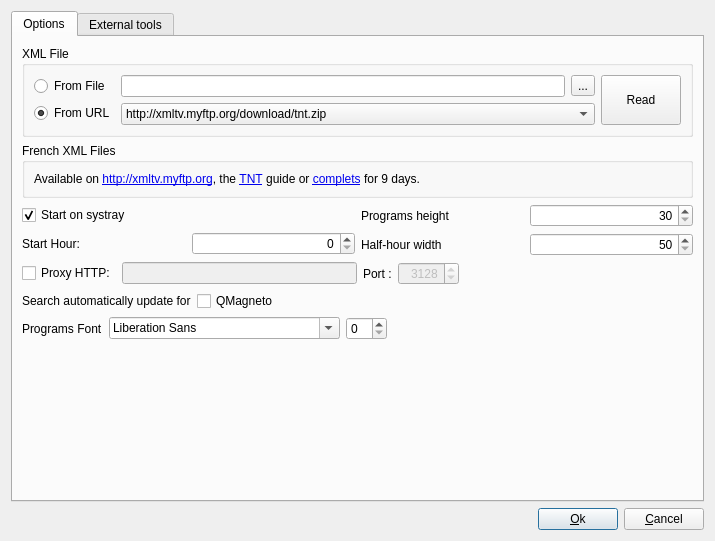
This is ui/config.ui in jlbrd/qmagneto as Qt 5 draws it before an edit. The edited form follows.
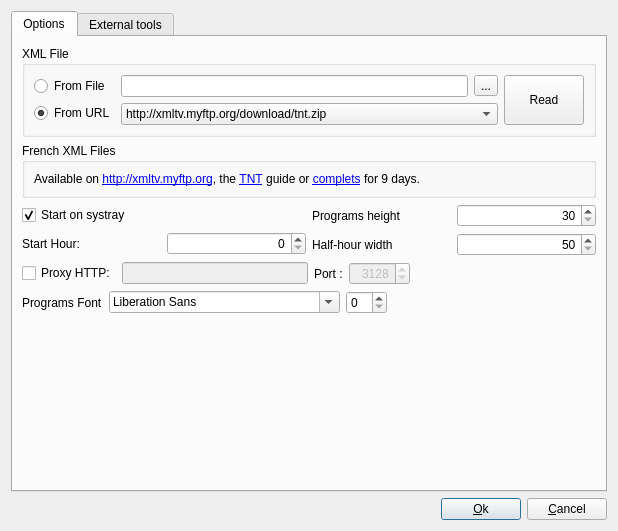
This is the edited form.

Diff of the .ui file:
```diff
--- a/ui/config.ui
+++ b/ui/config.ui
@@ -5,8 +5,8 @@
    <rect>
     <x>0</x>
     <y>0</y>
-    <width>715</width>
-    <height>541</height>
+    <width>618</width>
+    <height>531</height>
    </rect>
   </property>
   <property name="windowTitle" >
@@ -273,37 +273,6 @@
         </layout>
        </item>
        <item row="4" column="0" >
-        <layout class="QHBoxLayout" name="horizontalLayout_7" >
-         <item>
-          <widget class="QLabel" name="label_8" >
-           <property name="text" >
-            <string>Search automatically update for</string>
-           </property>
-          </widget>
-         </item>
-         <item>
-          <widget class="QCheckBox" name="findUpdate" >
-           <property name="text" >
-            <string>QMagneto</string>
-           </property>
-          </widget>
-         </item>
-         <item>
-          <spacer name="horizontalSpacer_3" >
-           <property name="orientation" >
-            <enum>Qt::Horizontal</enum>
-           </property>
-           <property name="sizeHint" stdset="0" >
-            <size>
-             <width>40</width>
-             <height>20</height>
-            </size>
-           </property>
-          </spacer>
-         </item>
-        </layout>
-       </item>
-       <item row="5" column="0" >
         <layout class="QHBoxLayout" name="horizontalLayout_8" >
          <item>
           <widget class="QLabel" name="label_15" >
@@ -340,7 +309,7 @@
          </item>
         </layout>
        </item>
-       <item row="6" column="0" >
+       <item row="5" column="0" >
         <spacer name="verticalSpacer" >
          <property name="orientation" >
           <enum>Qt::Vertical</enum>
```
